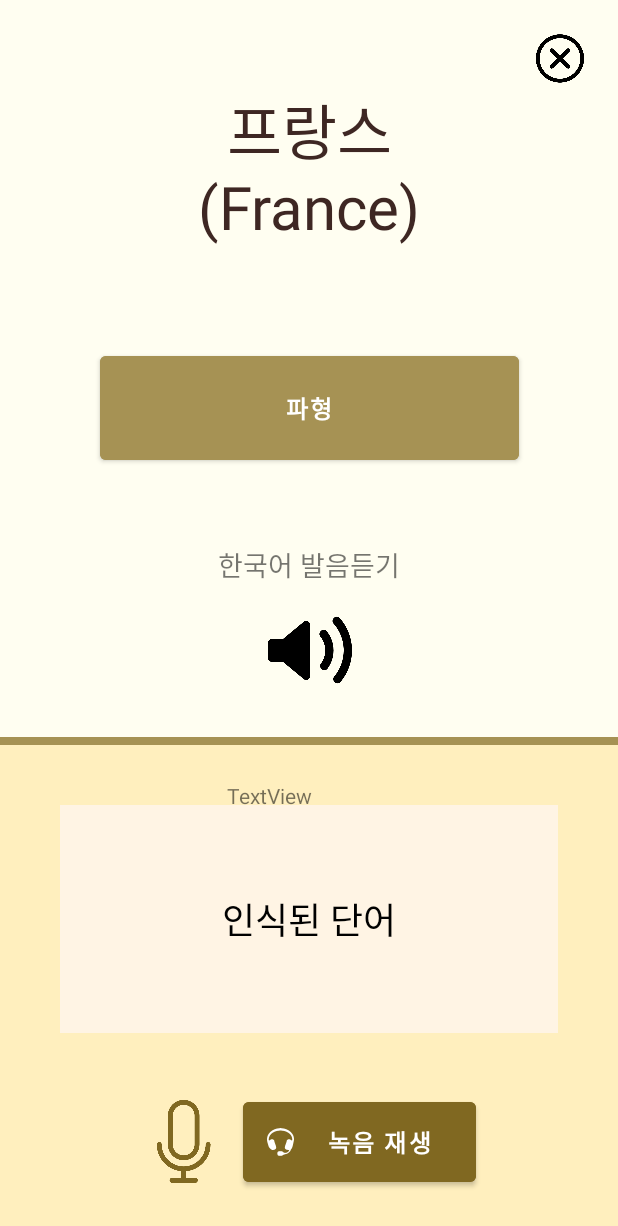
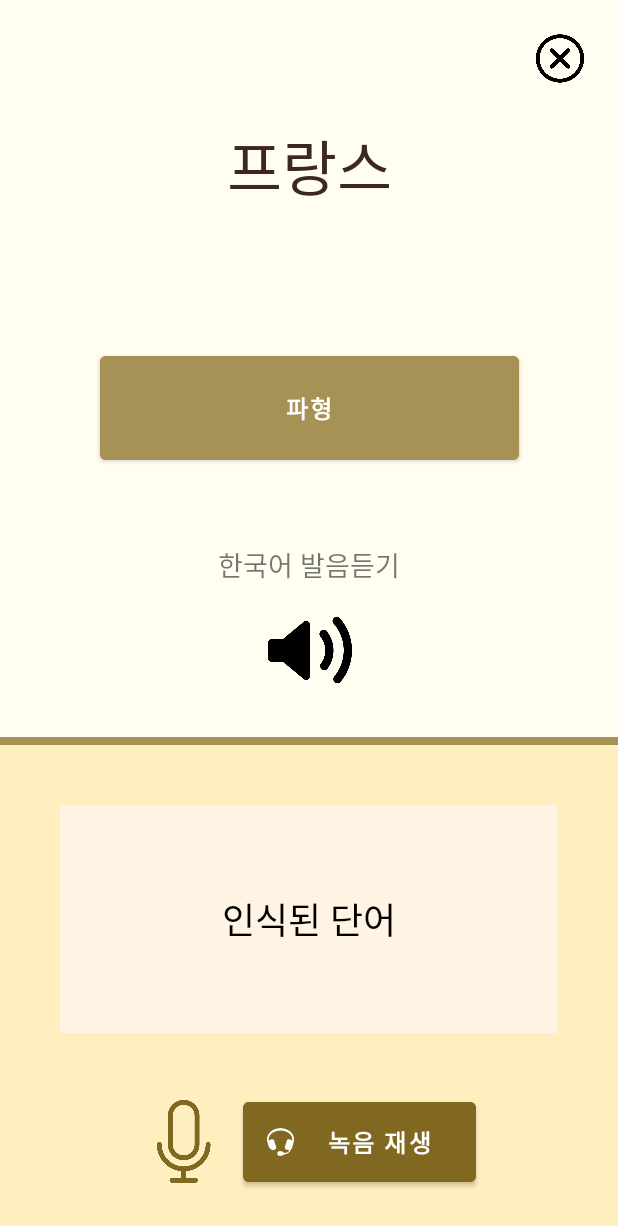
Before and after one commit to MibSang/BamsaemKorean, an Android app: the VoiceActivity screen opened directly, with no data from a screen before it, after a tap on an icon or button, on a phone screen of 412 x 824 dp. Shown: the top 1226 px of the screen. Run offline under Robolectric (Android 15) with nearby library versions, the phone set to English and light mode, and no system bars.

Commit message:
VoiceActivity change

```diff
--- a/app/src/main/java/com/example/bamsaemkorean/VoiceActivity.java
+++ b/app/src/main/java/com/example/bamsaemkorean/VoiceActivity.java
@@ -1,9 +1,10 @@
 package com.example.bamsaemkorean;
 
+import android.speech.tts.TextToSpeech;
+import androidx.annotation.RequiresApi;
 import androidx.appcompat.app.AppCompatActivity;
 import androidx.core.app.ActivityCompat;
 import androidx.core.content.ContextCompat;
-
 import android.Manifest;
 import android.app.Activity;
 import android.content.Context;
@@ -16,56 +17,155 @@ import android.os.Bundle;
 import android.speech.RecognitionListener;
 import android.speech.RecognizerIntent;
 import android.speech.SpeechRecognizer;
+import android.speech.tts.TextToSpeech;
+import android.util.Log;
 import android.view.View;
 import android.widget.TextView;
 import android.widget.ImageButton;
 import android.widget.Button;
+import android.widget.Toast;
+import java.util.ArrayList;
+import java.util.Locale;
+
 
 public class VoiceActivity extends AppCompatActivity {
-    private static final int RECORD_AUDIO_PERMISSION_CODE = 0;
 
+    Intent intent;
+    SpeechRecognizer mRecognizer;
     TextView land_name;
     TextView stt_result;
     ImageButton read_land_name_button;
     ImageButton record_button;
     Button compare_voice;
-    Intent intent;
-    SpeechRecognizer stt;
-    RecognitionListener listener;
+    TextToSpeech tts;
+
+
     final int PERMISSION = 1;
 
-    @Override
-    protected void onCreate(Bundle savedInstanceState) {
+    @Override protected void onCreate(Bundle savedInstanceState) {
         super.onCreate(savedInstanceState);
         setContentView(R.layout.activity_voice);
 
-        stt_result = (TextView)findViewById(R.id.stt_result); // stt결과 표시
-        land_name = (TextView)findViewById(R.id.textView); // 최상단의 나라이름 (나라가 뭔지에 따라 값이 바뀜)
-        read_land_name_button = (ImageButton)findViewById((R.id.read_land_name_button)); // 버튼 누를 시 Land_name(나라이름) 텍스트를 읽어줌
-        compare_voice = (Button)findViewById(R.id.compare_voice); // 기준 발음과 비슷한지 비교해주는 버튼
-        record_button = (ImageButton)findViewById(R.id.record_button); // 녹음 버튼
-
-        listener = new STTListener(getContext(), stt_result);
-        intent = new Intent(RecognizerIntent.ACTION_RECOGNIZE_SPEECH);
-        intent.putExtra(RecognizerIntent.EXTRA_CALLING_PACKAGE, this.getPackageName());
-        intent.putExtra(RecognizerIntent.EXTRA_LANGUAGE, "ko-KR");
-        stt = SpeechRecognizer.createSpeechRecognizer(this);
-        stt.setRecognitionListener(listener);
-
-        // Google STT 작동 가능한지 확인
         if ( Build.VERSION.SDK_INT >= 23 ){
             // 퍼미션 체크
             ActivityCompat.requestPermissions(this, new String[]{Manifest.permission.INTERNET, Manifest.permission.RECORD_AUDIO},PERMISSION);
         }
+        stt_result = (TextView)findViewById(R.id.stt_result);
+        record_button = (ImageButton) findViewById(R.id.record_button);
 
-        //버튼 onClick
-        record_button.setOnClickListener(v ->{
-            stt=SpeechRecognizer.createSpeechRecognizer(this);
-            stt.setRecognitionListener(listener);
-            stt.startListening(intent);
+        intent=new Intent(RecognizerIntent.ACTION_RECOGNIZE_SPEECH);
+        intent.putExtra(RecognizerIntent.EXTRA_CALLING_PACKAGE,getPackageName());
+        intent.putExtra(RecognizerIntent.EXTRA_LANGUAGE,"ko-KR");
+
+        record_button.setOnClickListener(v -> {
+            mRecognizer=SpeechRecognizer.createSpeechRecognizer(this);
+            mRecognizer.setRecognitionListener(listener);
+            mRecognizer.startListening(intent);
         });
 
+        tts = new TextToSpeech(this, new TextToSpeech.OnInitListener(){
+            @Override
+            public void onInit(int status) {
+                if(status!=android.speech.tts.TextToSpeech.ERROR) {
+                    tts.setLanguage(Locale.KOREAN);
+                }
+            }
+        });
+
+        read_land_name_button = (ImageButton) findViewById(R.id.read_land_name_button);
+        land_name = (TextView) findViewById(R.id.land_name);
+
+        read_land_name_button.setOnClickListener(new View.OnClickListener() {
+            @RequiresApi(api = Build.VERSION_CODES.LOLLIPOP)
+            @Override public void onClick(View v) {
+                CharSequence text = land_name.getText();
+                tts.setPitch(1.0f);
+                tts.setSpeechRate(1.0f);
+                tts.speak(text,TextToSpeech.QUEUE_FLUSH,null,"id1");
+            }
+        });
     }
-    private Activity getActivity() { return this; }
-    private Context getContext() { return this; }
+
+    @Override
+    public void onDestroy() {
+        if (tts != null) {
+            tts.stop();
+            tts.shutdown();
+            tts = null;
+        }
+        super.onDestroy();
+    }
+
+    private RecognitionListener listener = new RecognitionListener() {
+        @Override
+        public void onReadyForSpeech(Bundle params) {
+            Toast.makeText(getApplicationContext(),"음성인식을 시작합니다.",Toast.LENGTH_SHORT).show();
+        }
+
+        @Override
+        public void onBeginningOfSpeech() {}
+
+        @Override
+        public void onRmsChanged(float rmsdB) {}
+
+        @Override
+        public void onBufferReceived(byte[] buffer) {}
+
+        @Override
+        public void onEndOfSpeech() {}
+
+        @Override
+        public void onError(int error) {
+            String message;
+
+            switch (error) {
+                case SpeechRecognizer.ERROR_AUDIO:
+                    message = "오디오 에러";
+                    break;
+                case SpeechRecognizer.ERROR_CLIENT:
+                    message = "클라이언트 에러";
+                    break;
+                case SpeechRecognizer.ERROR_INSUFFICIENT_PERMISSIONS:
+                    message = "퍼미션 없음";
+                    break;
+                case SpeechRecognizer.ERROR_NETWORK:
+                    message = "네트워크 에러";
+                    break;
+                case SpeechRecognizer.ERROR_NETWORK_TIMEOUT:
+                    message = "네트웍 타임아웃";
+                    break;
+                case SpeechRecognizer.ERROR_NO_MATCH:
+                    message = "찾을 수 없음";
+                    break;
+                case SpeechRecognizer.ERROR_RECOGNIZER_BUSY:
+                    message = "RECOGNIZER가 바쁨";
+                    break;
+                case SpeechRecognizer.ERROR_SERVER:
+                    message = "서버가 이상함";
+                    break;
+                case SpeechRecognizer.ERROR_SPEECH_TIMEOUT:
+                    message = "말하는 시간초과";
+                    break;
+                default:
+                    message = "알 수 없는 오류임";
+                    break;
+            }
+
+            Toast.makeText(getApplicationContext(), "에러가 발생하였습니다. : " + message,Toast.LENGTH_SHORT).show();
+        }
+
+        @Override
+        public void onResults(Bundle results) {
+            // 말을 하면 ArrayList에 단어를 넣고 stt_result에 단어를 이어줍니다.
+            ArrayList<String> matches = results.getStringArrayList(SpeechRecognizer.RESULTS_RECOGNITION);
+            for(int i = 0; i < matches.size() ; i++){
+                stt_result.setText(matches.get(i));
+            }
+        }
+
+        @Override
+        public void onPartialResults(Bundle partialResults) {}
+
+        @Override public void onEvent(int eventType, Bundle params) {}
+    };
 }
--- a/app/src/main/res/layout/activity_voice.xml
+++ b/app/src/main/res/layout/activity_voice.xml
@@ -75,7 +75,7 @@
             android:layout_height="150dp"
             android:layout_marginBottom="10dp"
             android:gravity="center"
-            android:text="프랑스\n(France)"
+            android:text="프랑스"
             android:textAlignment="center"
             android:textColor="#3E2723"
             android:textSize="40sp"
@@ -140,7 +140,7 @@
             tools:ignore="SpeakableTextPresentCheck" />
 
         <TextView
-            android:id="@+id/textView22"
+            android:id="@+id/stt_result"
             android:layout_width="0dp"
             android:layout_height="0dp"
             android:layout_marginStart="40dp"
@@ -160,14 +160,4 @@
             app:layout_constraintTop_toTopOf="parent" />
     </androidx.constraintlayout.widget.ConstraintLayout>
 
-    <TextView
-        android:id="@+id/stt_result"
-        android:layout_width="110dp"
-        android:layout_height="46dp"
-        android:layout_marginTop="24dp"
-        android:text="TextView"
-        app:layout_constraintEnd_toEndOf="parent"
-        app:layout_constraintStart_toStartOf="parent"
-        app:layout_constraintTop_toBottomOf="@+id/divider4" />
-
 </androidx.constraintlayout.widget.ConstraintLayout>
```
